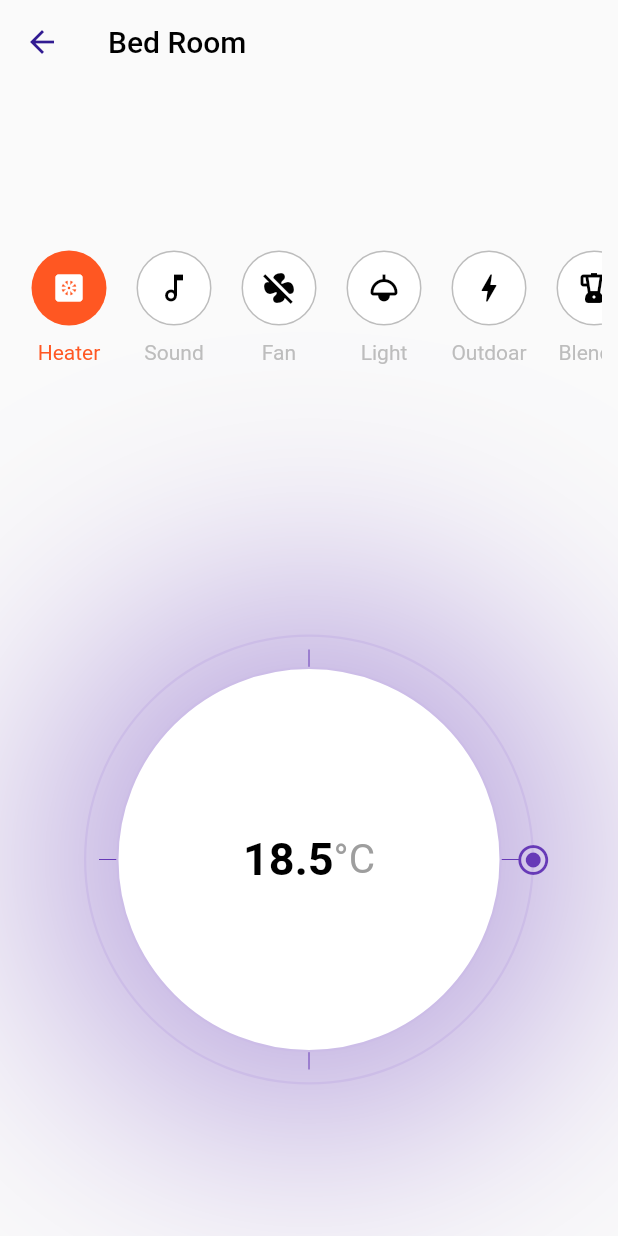
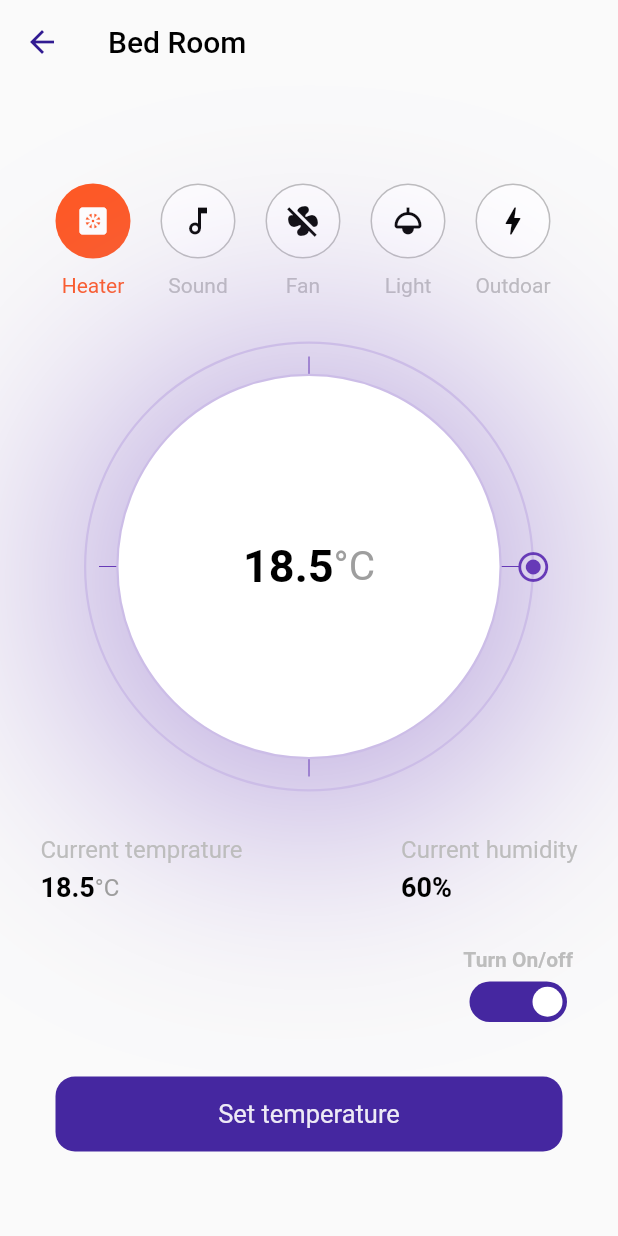
Before and after one commit to Desk-Code/my_practtise, a Flutter app: the screen it shows after launch, on a phone screen of 412 x 824 dp. Run offline on Flutter 3.47's test engine with Material 2 defaults, Android fonts, the phone set to English and light mode, and no system bars.

Commit message:
smart home ui completed

```diff
--- a/lib/practise/ui13_smart_home/screens/bed_room_screen/bed_room_page.dart
+++ b/lib/practise/ui13_smart_home/screens/bed_room_screen/bed_room_page.dart
@@ -22,9 +22,9 @@ class BedRoomPage extends StatelessWidget {
         // leadingWidth: 35,
       ),
       body: Padding(
-        padding: const EdgeInsets.all(11.0),
+        padding: const EdgeInsets.all(27),
         child: Column(
-          mainAxisAlignment: MainAxisAlignment.spaceAround,
+          mainAxisAlignment: MainAxisAlignment.spaceEvenly,
           children: [
             SingleChildScrollView(
               scrollDirection: Axis.horizontal,
@@ -80,10 +80,10 @@ class BedRoomPage extends StatelessWidget {
                     shape: BoxShape.circle,
                     boxShadow: [
                       BoxShadow(
-                        spreadRadius: 25.0,
-                        color: Colors.deepPurple.shade200,
-                        blurRadius: 200,
-                      ),
+                          spreadRadius: 5.0,
+                          color: Colors.deepPurple.shade200,
+                          blurRadius: 200,
+                          offset: const Offset(0, 10)),
                     ],
                   ),
                 ),
@@ -148,6 +148,120 @@ class BedRoomPage extends StatelessWidget {
                 ),
               ],
             ),
+            Row(
+              mainAxisAlignment: MainAxisAlignment.spaceBetween,
+              children: [
+                Column(
+                  crossAxisAlignment: CrossAxisAlignment.start,
+                  children: [
+                    Text(
+                      "Current temprature",
+                      style: TextStyle(
+                        color: Colors.grey.shade400,
+                        fontSize: 16,
+                        fontWeight: FontWeight.w400,
+                      ),
+                    ),
+                    const SizedBox(
+                      height: 5,
+                    ),
+                    Row(
+                      children: [
+                        const Text(
+                          '18.5',
+                          style: TextStyle(
+                            color: Colors.black,
+                            fontSize: 18,
+                            fontWeight: FontWeight.bold,
+                          ),
+                        ),
+                        Text(
+                          '°C',
+                          style: TextStyle(
+                            color: Colors.grey.shade500,
+                            fontSize: 16,
+                          ),
+                        ),
+                      ],
+                    ),
+                  ],
+                ),
+                Column(
+                  crossAxisAlignment: CrossAxisAlignment.start,
+                  children: [
+                    Text(
+                      "Current humidity",
+                      style: TextStyle(
+                        color: Colors.grey.shade400,
+                        fontSize: 16,
+                        fontWeight: FontWeight.w400,
+                      ),
+                    ),
+                    const SizedBox(
+                      height: 5,
+                    ),
+                    const Text(
+                      '60%',
+                      style: TextStyle(
+                        color: Colors.black,
+                        fontSize: 18,
+                        fontWeight: FontWeight.bold,
+                      ),
+                    ),
+                  ],
+                ),
+              ],
+            ),
+            Container(
+              alignment: Alignment.centerRight,
+              child: Column(
+                children: [
+                  Text(
+                    'Turn On/off',
+                    style: TextStyle(
+                      color: Colors.grey.shade400,
+                      fontSize: 14,
+                      fontWeight: FontWeight.w600,
+                    ),
+                  ),
+                  Container(
+                    height: 27,
+                    width: 65,
+                    margin: const EdgeInsets.all(7),
+                    padding: const EdgeInsets.all(3),
+                    decoration: BoxDecoration(
+                      color: Colors.deepPurple.shade800,
+                      borderRadius: BorderRadius.circular(20),
+                    ),
+                    alignment: Alignment.centerRight,
+                    child: Container(
+                      height: 20,
+                      width: 20,
+                      decoration: const BoxDecoration(
+                        shape: BoxShape.circle,
+                        color: Colors.white,
+                      ),
+                    ),
+                  ),
+                ],
+              ),
+            ),
+            Container(
+              height: 50,
+              margin: const EdgeInsets.symmetric(horizontal: 10),
+              decoration: BoxDecoration(
+                color: Colors.deepPurple.shade800,
+                borderRadius: BorderRadius.circular(13),
+              ),
+              alignment: Alignment.center,
+              child: Text(
+                'Set temperature',
+                style: TextStyle(
+                  color: Colors.white.withOpacity(0.90),
+                  fontSize: 17,
+                ),
+              ),
+            ),
           ],
         ),
       ),
```
